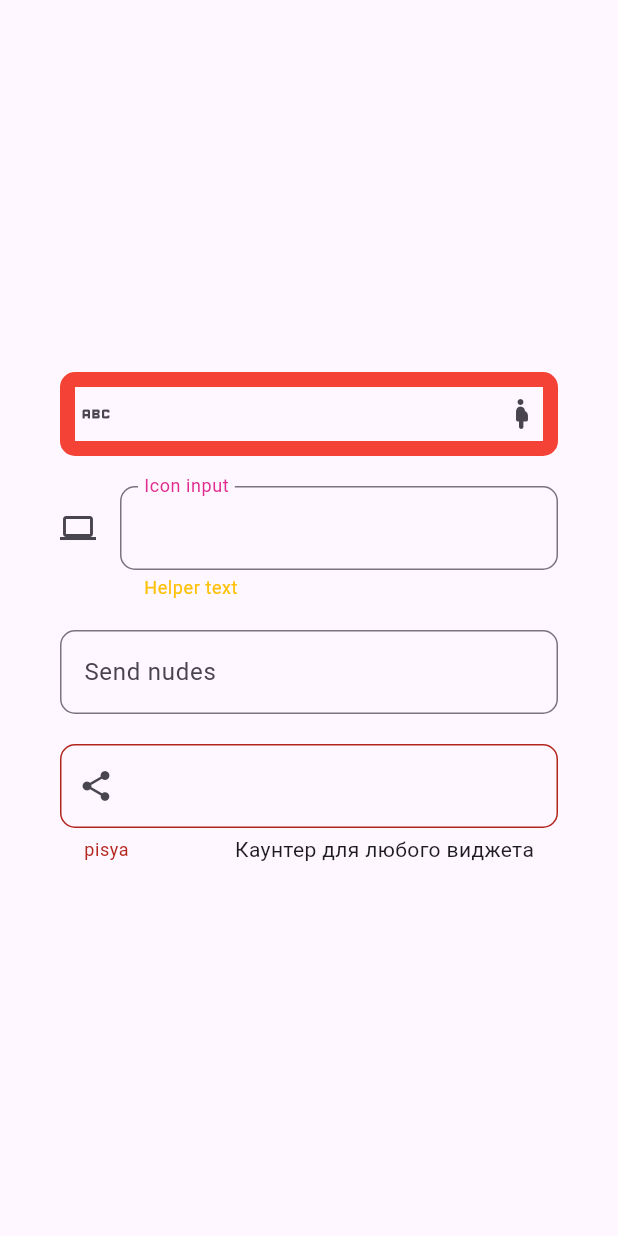
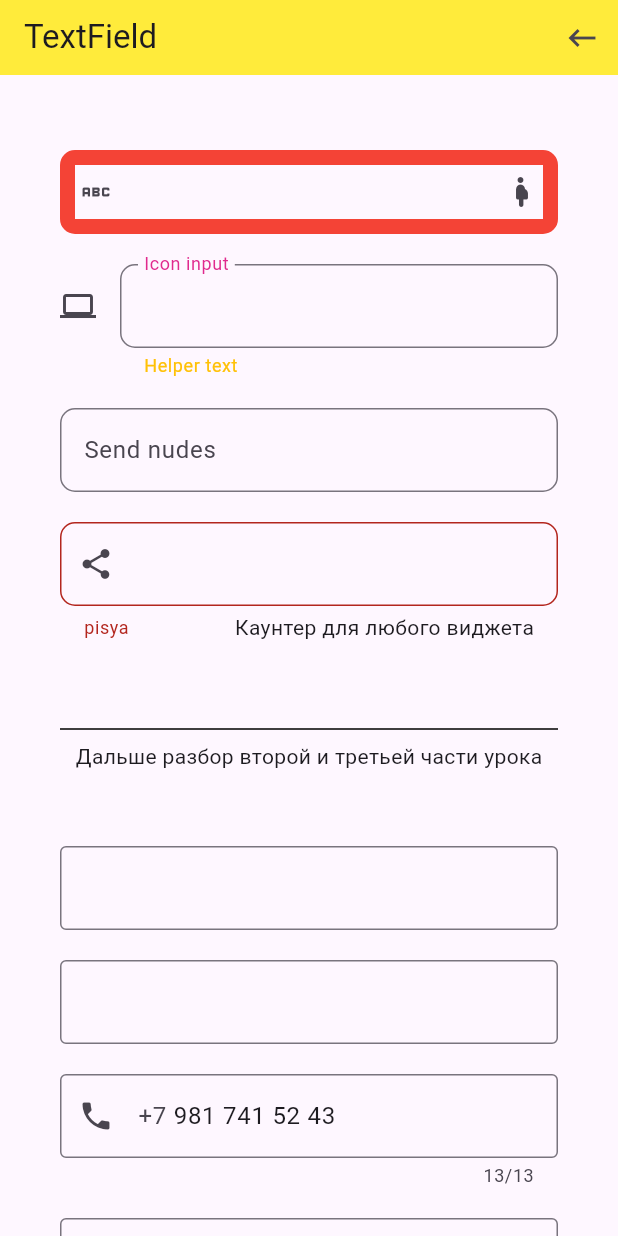
Before and after one commit to AleksandrVin322/-TrashOfEverything, a Flutter app: the MyTextFieldBody screen opened directly, on a phone screen of 412 x 824 dp. Run offline on Flutter 3.47's test engine with Material 3 defaults, Android fonts, the light colour scheme and no system bars.

Commit message:
Завершил разбор Textfield но в моменте есть бага, которая не работает, надо подумать как решить

```diff
--- a/lib/lessons_lazyLoad/screens/text_field/my_text_field_body.dart
+++ b/lib/lessons_lazyLoad/screens/text_field/my_text_field_body.dart
@@ -1,17 +1,36 @@
 import 'package:flutter/material.dart';
+import 'package:flutter/services.dart';
+import 'package:my_first_pet_project/my_general_widgets/my_app_bar_lessons.dart';
 
-class MyTextFieldBody extends StatelessWidget {
+class MyTextFieldBody extends StatefulWidget {
   const MyTextFieldBody({super.key});
+
+  @override
+  State<MyTextFieldBody> createState() => _MyTextFieldBodyState();
+}
+
+class _MyTextFieldBodyState extends State<MyTextFieldBody> {
+  void _onChange(String text) {
+    print('$text');
+  }
+
+  void _onSubmitted(String text) {
+    print('Сохраняем данные и отправляем на сервер: $text');
+  }
+
+  final controllerOne = TextEditingController(text: '981 741 52 43');
+  final controllerTwo = TextEditingController(text: 'hui centrirovani');
 
   @override
   Widget build(BuildContext context) {
     return Scaffold(
+      appBar: const MyAppBarLessons(text: 'TextField'),
       body: Center(
         child: Padding(
           padding: const EdgeInsets.symmetric(horizontal: 40),
-          child: Column(
-            mainAxisAlignment: MainAxisAlignment.center,
+          child: ListView(
             children: [
+              const SizedBox(height: 50),
               TextField(
                 decoration: InputDecoration(
                   suffixIcon: const Icon(Icons.pregnant_woman_rounded),
@@ -59,6 +78,48 @@ class MyTextFieldBody extends StatelessWidget {
                   ),
                 ),
               ),
+              const SizedBox(height: 50),
+              const Divider(color: Colors.black),
+              const Center(
+                  child: Text('Дальше разбор второй и третьей части урока')),
+              const SizedBox(height: 50),
+              const TextField(
+                readOnly: true,
+                decoration: InputDecoration(
+                  border: OutlineInputBorder(),
+                ),
+              ),
+              const SizedBox(height: 20),
+              TextField(
+                onChanged: _onChange,
+                onSubmitted: _onSubmitted,
+                keyboardAppearance: Brightness.dark, //не робит
+                textInputAction: TextInputAction.send,
+                decoration: const InputDecoration(
+                  border: OutlineInputBorder(),
+                ),
+              ),
+              const SizedBox(height: 20),
+              TextField(
+                maxLength: 13,
+                inputFormatters: [PhoneInputFormatter()],
+                controller: controllerOne,
+                keyboardType: TextInputType.phone,
+                decoration: const InputDecoration(
+                  prefixIcon: Icon(Icons.phone),
+                  prefixText: '+7 ',
+                  border: OutlineInputBorder(),
+                ),
+              ),
+              const SizedBox(height: 20),
+              TextField(
+                controller: controllerTwo,
+                textAlign: TextAlign.center,
+                decoration: const InputDecoration(
+                  border: OutlineInputBorder(),
+                ),
+              ),
+              const SizedBox(height: 20),
             ],
           ),
         ),
@@ -66,3 +127,42 @@ class MyTextFieldBody extends StatelessWidget {
     );
   }
 }
+
+class PhoneInputFormatter extends TextInputFormatter {
+  @override
+  TextEditingValue formatEditUpdate(
+    TextEditingValue oldValue,
+    TextEditingValue newValue,
+  ) {
+    final digitsOnly = newValue.text.replaceAll(RegExp(r'[^\d]+'), '');
+    final initialSpecialSymbolCount = newValue.selection
+        .textBefore(newValue.text)
+        .replaceAll(RegExp(r'[\d]+'), '')
+        .length;
+    var cursosPosition = newValue.selection.start - initialSpecialSymbolCount;
+    var finalCursosPosition = cursosPosition;
+    final digitsOnlyChars = digitsOnly.split('');
+
+    if (oldValue.selection.textInside(oldValue.text) == ' ') {
+      //не работает
+      digitsOnlyChars.removeAt(cursosPosition - 1);
+      finalCursosPosition -= 2;
+    }
+
+    var newString = <String>[];
+    for (int i = 0; i < digitsOnlyChars.length; i++) {
+      if (i == 3 || i == 6 || i == 8) {
+        newString.add(' ');
+        newString.add(digitsOnlyChars[i]);
+        if (i <= cursosPosition) finalCursosPosition++;
+      } else {
+        newString.add(digitsOnlyChars[i]);
+      }
+    }
+    final resultString = newString.join();
+    return TextEditingValue(
+      text: resultString,
+      selection: TextSelection.collapsed(offset: finalCursosPosition),
+    );
+  }
+}
```
